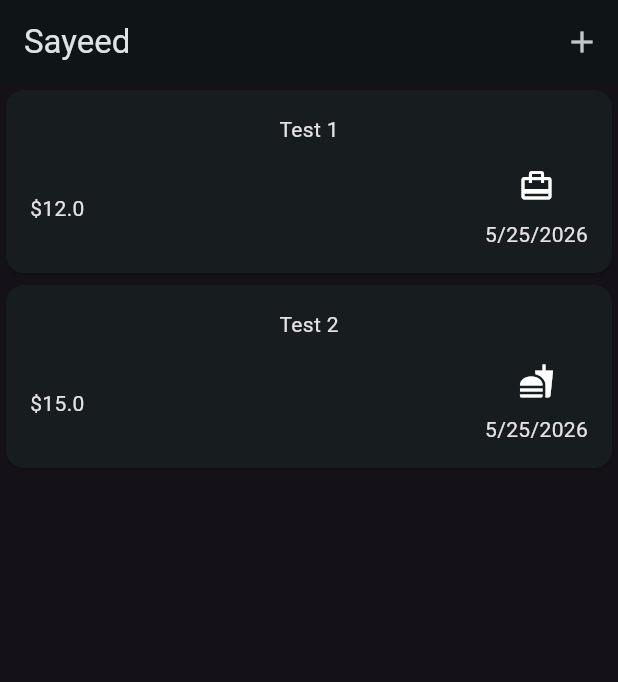
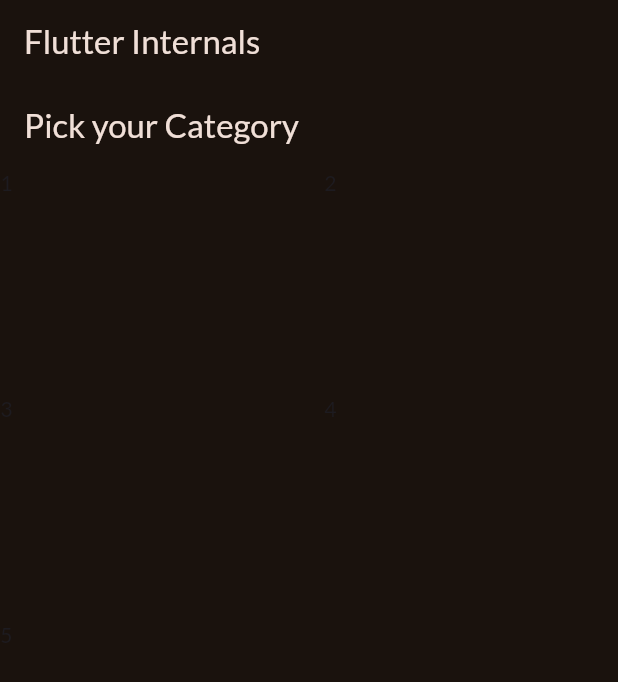
Before and after one commit to DialloMamadouSaidou/flutter_resume, a Flutter app: the screen it shows after launch, on a phone screen of 412 x 824 dp. Shown: the top 682 px of the screen. Run offline on Flutter 3.47's test engine with Material 3 defaults, Android fonts, the phone set to English and light mode, and no system bars; our stand-ins replace google_fonts.

Commit message:
Initialisation à la gestion des colonnes

```diff
--- /dev/null
+++ b/lib/Meals/categorie.dart
@@ -0,0 +1,34 @@
+
+import 'package:flutter/material.dart';
+
+class CategorieScreen extends StatelessWidget{
+
+  const CategorieScreen({super.key});
+
+  @override
+  Widget build(BuildContext context) {
+
+    return Scaffold(
+
+      appBar: AppBar(
+        title: const Text("Pick your Category"),
+
+      ),
+      body: GridView(
+          gridDelegate: const SliverGridDelegateWithFixedCrossAxisCount(
+              crossAxisCount: 2,
+              childAspectRatio: 3 / 2,
+              mainAxisSpacing: 20,
+              crossAxisSpacing: 20
+          ),
+          children: [
+            Text("1"),
+            Text("2"),
+            Text("3"),
+            Text("4"),
+            Text("5"),
+          ],
+      )
+    );
+  }
+}
--- a/lib/TODO_APP_REPLY/Widget/New_Expense.dart
+++ b/lib/TODO_APP_REPLY/Widget/New_Expense.dart
@@ -128,10 +128,7 @@
     return LayoutBuilder(
       builder: (ctx, constraints) {
         final double hauteur_screen = constraints.maxWidth;
-        print(constraints.minWidth);
-        print(constraints.maxWidth);
-        print(constraints.minHeight);
-        print(constraints.maxHeight);
+
         final _hauteur;
         if (hauteur_screen > 600) {
           _hauteur = hauteur_ecran * 0.9;
--- a/lib/main.dart
+++ b/lib/main.dart
@@ -1,9 +1,12 @@
 import "package:flutter/material.dart";
 import "package:flutter/services.dart";
+import "package:full_cours/Meals/categorie.dart";
 
 import "package:full_cours/challenge/quiz.dart";
 import "package:full_cours/TODOAPP/widgets/expenses.dart";
 import "package:full_cours/TODO_APP_REPLY/expense.dart";
+import "package:full_cours/visualisation_demo/ui_updates_demo.dart";
+
 import "package:google_fonts/google_fonts.dart";
 
 var kColorScheme = ColorScheme.fromSeed(
@@ -15,7 +18,18 @@
   seedColor: Color.fromARGB(255, 5, 99, 125),
 );
 
+final theme = ThemeData(
+   useMaterial3: true,
+  colorScheme: ColorScheme.fromSeed(
+      brightness: Brightness.dark,
+      seedColor: const Color.fromARGB(255, 131, 57, 0)
+  ),
+
+  textTheme: GoogleFonts.latoTextTheme()
+);
 void main() {
+
+  runApp(const App());
   /*
   WidgetsFlutterBinding.ensureInitialized();
   SystemChrome.setPreferredOrientations([
@@ -68,7 +82,7 @@
 
 
   });
-  */
+
 
   runApp(
     MaterialApp(
@@ -107,4 +121,23 @@
       home: ExpenseScreen(),
     ),
   );
+
+   */
 }
+
+class App extends StatelessWidget {
+  const App({super.key});
+
+  @override
+  Widget build(BuildContext context) {
+    return MaterialApp(
+      theme: theme,
+      home: Scaffold(
+        appBar: AppBar(
+          title: const Text('Flutter Internals'),
+        ),
+        body: CategorieScreen()
+      ),
+    );
+  }
+}
```
Also changed, not shown: lib/visualisation_demo/ui_updates_demo.dart (added, +69 -0 lines).
